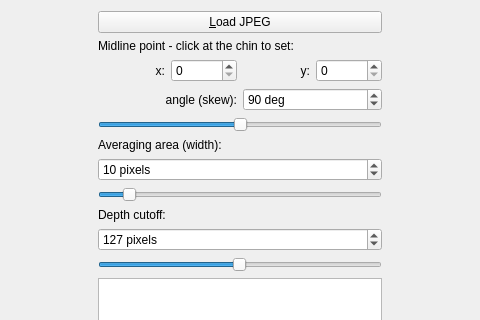
This is src/fidmaa/form.ui in fidmaa/fidmaa-gui as Qt 5 draws it before an edit; both pictures show x 399 to 879 and y 0 to 320 of the 1053 by 666 pixel window. The edited form follows.
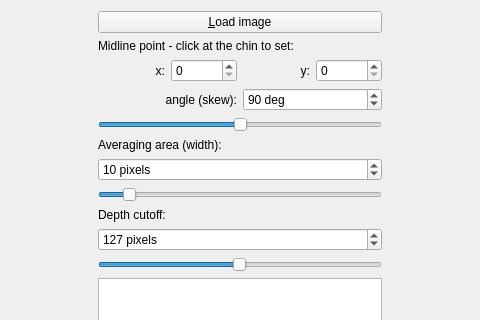
This is the edited form. Custom widgets are drawn as their Qt base class.

The edit to the form file:
```diff
--- a/src/fidmaa/form.ui
+++ b/src/fidmaa/form.ui
@@ -33,7 +33,7 @@
        <item>
         <widget class="QPushButton" name="loadJPEGButton">
          <property name="text">
-          <string>&amp;Load JPEG</string>
+          <string>&amp;Load image</string>
          </property>
         </widget>
        </item>
```
